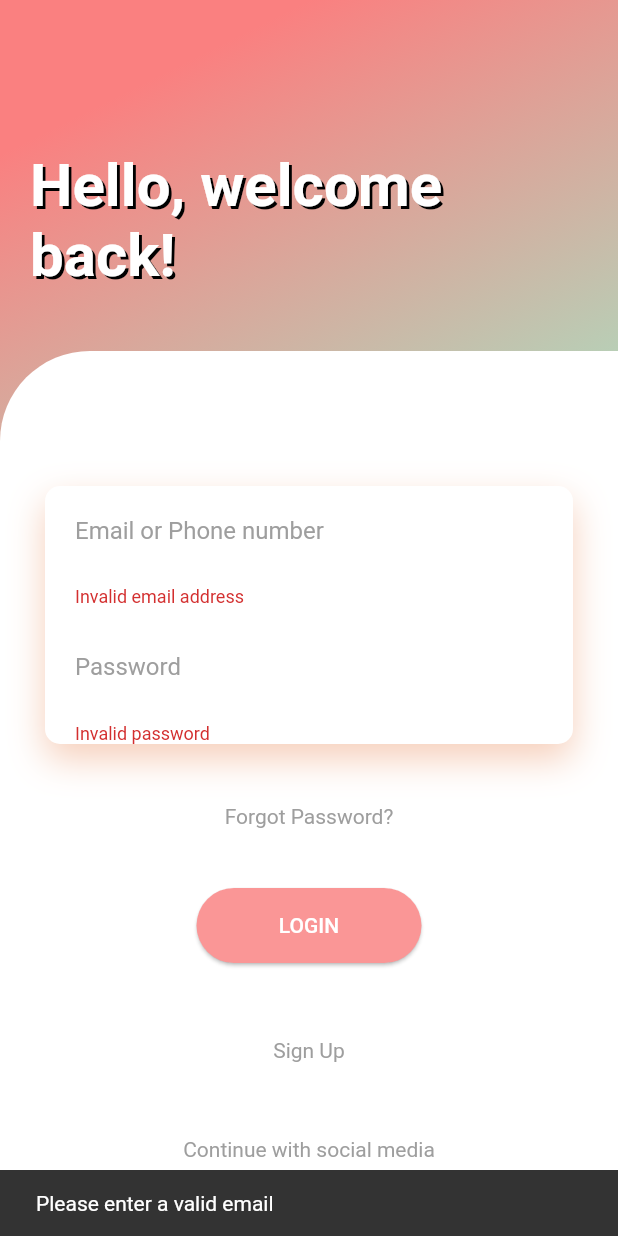
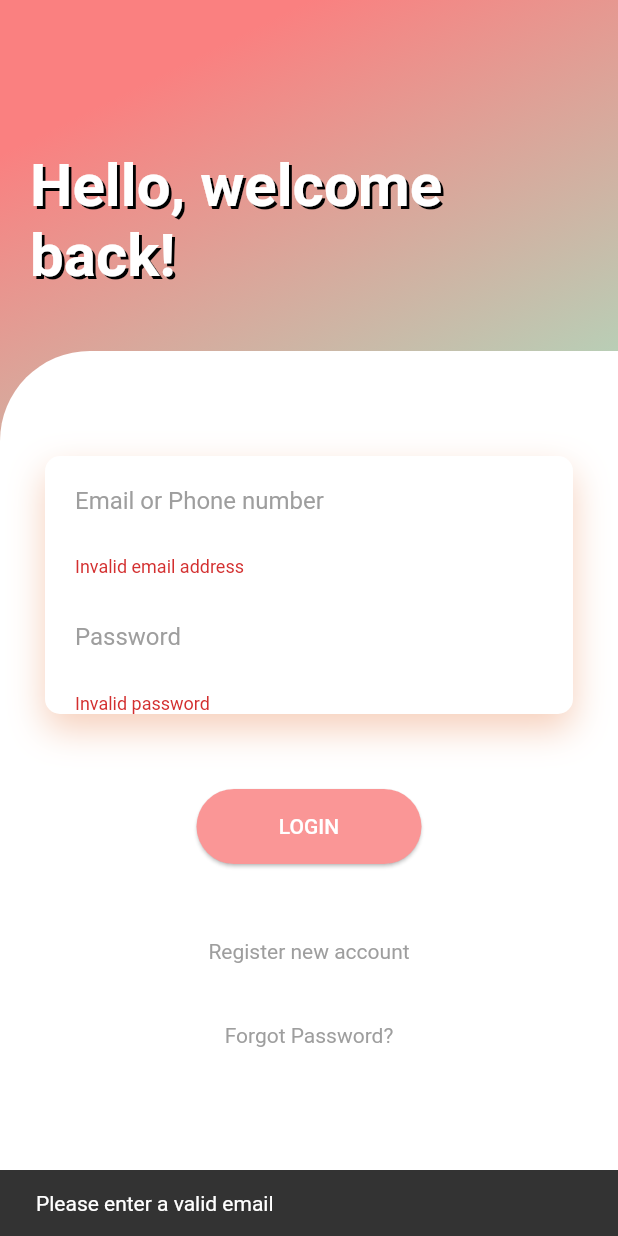
Before and after one commit to floyergilmour/dating_app, a Flutter app: the screen it shows after launch, after a tap on "LOGIN", on a phone screen of 412 x 824 dp. Run offline on Flutter 3.47's test engine with Material 2 defaults, Android fonts, the phone set to English and light mode, and no system bars; our stand-ins replace cloud_firestore, email_validator, firebase_auth; accounts and stored records are empty.

Commit message:
added signup functionality

```diff
--- a/lib/User/userState.dart
+++ b/lib/User/userState.dart
@@ -6,9 +6,11 @@ class UserState with ChangeNotifier {
   UserStatus _status = UserStatus.Uninitialized;
 
   UserStatus get status => _status;
+
   set setStatus(UserStatus s) {
+    if(s == UserStatus.UnAuthenticated){
+    }
     _status = s;
     notifyListeners();
   }
-
 }
--- /dev/null
+++ b/lib/components/formState.dart
@@ -0,0 +1,18 @@
+import 'package:flutter/material.dart';
+import 'package:flutter/foundation.dart';
+
+enum FormType {
+  login,
+  register,
+}
+
+class FormStatus extends ChangeNotifier{
+  FormType _formType = FormType.login;
+
+  FormType get formType => _formType;
+
+  set setFormType(FormType f) {
+    _formType = f;
+    notifyListeners();
+  }
+}
--- a/lib/components/profileBox.dart
+++ b/lib/components/profileBox.dart
@@ -51,6 +51,7 @@ class _ProfileBoxState extends State<ProfileBox> {
         )
     ).toList();
 
+
     return tagsList;
   }
 
@@ -58,12 +59,12 @@ class _ProfileBoxState extends State<ProfileBox> {
     return Row(
       children: [
         Text(
-          user.firstName,
+          user.firstName ?? '',
           style: TextStyle(fontWeight: FontWeight.w700, fontSize: 30),
         ),
         SizedBox(width: 10),
         Text(
-          user.age.toString(),
+          user.age == null ? '' : user.age.toString(),
           style: TextStyle(fontSize: 30),
         )
       ],
--- a/lib/main.dart
+++ b/lib/main.dart
@@ -6,7 +6,7 @@ import 'package:school_app/pages/splash.dart';
 import 'package:school_app/start_page.dart';
 import 'package:school_app/components/bottomNavigationBarProvider.dart';
 import 'package:school_app/User/auth.dart';
-
+import 'package:school_app/components/formState.dart';
 import 'User/user.dart';
 
 void main() {
@@ -30,6 +30,7 @@ class SchoolApp extends StatelessWidget {
               ChangeNotifierProvider(create: (_) => Auth()),
               ChangeNotifierProvider(create: (_) => UserState()),
               ChangeNotifierProvider(create: (_) => User()),
+              ChangeNotifierProvider(create: (_) => FormStatus()),
             ],
             child: HomePage(),
           )
--- a/lib/pages/loginScreen.dart
+++ b/lib/pages/loginScreen.dart
@@ -5,29 +5,32 @@ import 'package:school_app/User/userState.dart';
 import 'package:provider/provider.dart';
 import 'package:flutter/foundation.dart';
 import 'package:school_app/User/auth.dart';
-import 'package:school_app/pages/signUpScreen.dart';
-
-enum FormType {
-  login,
-  register,
-}
+import 'package:school_app/components/formState.dart';
 
 class LoginScreen extends StatelessWidget with ChangeNotifier {
   String _email, _password;
-  FormType _formType = FormType.login;
   final GlobalKey<FormState> _formKey = GlobalKey<FormState>();
-
-  //final FirebaseAuth _auth = FirebaseAuth.instance;
 
   @override
   Widget build(BuildContext context) {
+
     UserState _userState = Provider.of<UserState>(context);
     Auth _auth = Provider.of<Auth>(context);
     User _user = Provider.of<User>(context);
+    FormStatus _formState = Provider.of<FormStatus>(context);
+
+    void _moveToLogin({bool resetForm:true}) {
+      resetForm ? _formKey.currentState.reset() : null;
+      _formState.setFormType = FormType.login;
+    }
+
+    void _moveToRegister() {
+      _formKey.currentState.reset();
+      _formState.setFormType = FormType.register;
+    }
 
     String _pwrValidator(password) {
-      Pattern pattern =
-          r'^(?=.*[0-9]+.*)(?=.*[a-zA-Z]+.*)[0-9a-zA-Z]{6,}$';
+      Pattern pattern = r'^(?=.*[0-9]+.*)(?=.*[a-zA-Z]+.*)[0-9a-zA-Z]{6,}$';
       RegExp regex = new RegExp(pattern);
       if (!regex.hasMatch(password))
         return 'Invalid password';
@@ -35,21 +38,42 @@ class LoginScreen extends StatelessWidget with ChangeNotifier {
         return null;
     }
 
-    List<Widget> _buildTexInputs(){
-      return [
+    void _login(e, p) async {
+      String returnedUserId = await _auth.signInWithEmailAndPassword(e, p);
+      if (returnedUserId.isNotEmpty) {
+        _userState.setStatus = UserStatus.Authenticated;
+        await _user.setUserSuccessful(returnedUserId);
+        notifyListeners();
+      }
+    }
+
+    Container _buildTexInputs() {
+      return Container(
+          decoration: BoxDecoration(
+              color: Colors.white,
+              borderRadius: BorderRadius.circular(10),
+              boxShadow: [
+                BoxShadow(
+                    color: Color.fromRGBO(225, 95, 27, .3),
+                    blurRadius: 20,
+                    offset: Offset(0, 10))
+              ]),
+          child: Column(children: <Widget>[
+            Form(
+              key: _formKey,
+              child: Column(
+                children: [
                   TextFormField(
                     decoration: InputDecoration(
                       contentPadding: EdgeInsets.all(20.0),
                       hintText: "Email or Phone number",
                       border: InputBorder.none,
-            hintStyle:
-            TextStyle(color: Colors.grey),
+                      hintStyle: TextStyle(color: Colors.grey),
                     ),
-          validator: (email) =>
-          EmailValidator.validate(email)
+                    validator: (email) => EmailValidator.validate(email)
                         ? null
                         : "Invalid email address",
-          onSaved: (email) => _email = email,
+                    onSaved: (email) => _email = email.trim(),
                   ),
                   SizedBox(
                     height: 10,
@@ -58,42 +82,29 @@ class LoginScreen extends StatelessWidget with ChangeNotifier {
                     obscureText: true,
                     decoration: InputDecoration(
                       hintText: "Password",
-            hintStyle:
-            TextStyle(color: Colors.grey),
+                      hintStyle: TextStyle(color: Colors.grey),
                       border: InputBorder.none,
                       contentPadding: EdgeInsets.all(20.0),
                     ),
-          onSaved: (password) =>
-          _password = password,
+                    onSaved: (password) => _password = password,
                     validator: _pwrValidator,
-        )
-      ];
+                  ),
+                ],
+              ),
+            ),
+          ]));
     }
 
-
-
-    Future<void> _signUp() async {
-      Navigator.push(
-        context,
-        MaterialPageRoute(builder: (context) => SignUpScreen()),
-      );
-    }
-
-    void _moveToRegister(){
-      _formType = FormType.register;
-    }
-
-      Future<void> signIn(BuildContext context) async {
+    Future<void> _validateAndSubmit(BuildContext context) async {
       final formState = _formKey.currentState;
       if (formState.validate()) {
         formState.save();
         try {
-          String returnedUserId =
-              await _auth.signInWithEmailAndPassword(_email, _password);
-          if (returnedUserId.isNotEmpty) {
-            _userState.setStatus = UserStatus.Authenticated;
-            await _user.setUserSuccessful(returnedUserId);
-            notifyListeners();
+          if (_formState.formType == FormType.login) {
+            _login(_email, _password);
+          } else {
+            String newUserId = await _auth.createUserWithEmailAndPassword(_email, _password);
+            _moveToLogin(resetForm: false);
           }
         } catch (error) {
           Scaffold.of(context).showSnackBar(
@@ -108,15 +119,64 @@ class LoginScreen extends StatelessWidget with ChangeNotifier {
       }
     }
 
+    Widget _buildSubmitButtons() {
+      return Column(children: [
+        Builder(
+          builder: (context) => ButtonTheme(
+            height: 50,
+            minWidth: 150,
+            child: RaisedButton(
+              elevation: 1,
+              shape: RoundedRectangleBorder(
+                borderRadius: BorderRadius.circular(50.0),
+              ),
+              onPressed: () => _validateAndSubmit(context),
+              color: Color.fromRGBO(250, 150, 150, 1),
+              textColor: Colors.white,
+              child: _formState.formType == FormType.login
+                  ? Text(
+                      "LOGIN",
+                      style: TextStyle(fontSize: 14),
+                    )
+                  : Text(
+                      "REGISTER",
+                      style: TextStyle(fontSize: 14),
+                    ),
+            ),
+          ),
+        ),
+        SizedBox(
+          height: 50,
+        ),
+        InkWell(
+          splashColor: Colors.yellow,
+          hoverColor: Colors.red,
+          highlightColor: Colors.blue,
+          child: _formState.formType == FormType.login
+              ? Text("Register new account",
+                  style: TextStyle(color: Colors.grey))
+              : Text("Login", style: TextStyle(color: Colors.grey)),
+          onTap: () {
+            _formState.formType == FormType.login
+                ? _moveToRegister()
+                : _moveToLogin(resetForm: true);
+          },
+        )
+      ]);
+    }
+
     return Scaffold(
       body: Container(
         width: double.infinity,
         decoration: BoxDecoration(
-            gradient: LinearGradient(begin: Alignment.topCenter, colors: [
-          // https://colorsinspo.com/
+          gradient: LinearGradient(
+            begin: Alignment.topCenter,
+            colors: [
               Color.fromRGBO(250, 128, 128, 1),
               Color.fromRGBO(150, 247, 210, 1),
-        ])),
+            ],
+          ),
+        ),
         child: Column(
           crossAxisAlignment: CrossAxisAlignment.start,
           children: <Widget>[
@@ -161,75 +221,19 @@ class LoginScreen extends StatelessWidget with ChangeNotifier {
                     child: Column(
                       children: <Widget>[
                         SizedBox(
-                          height: 60,
+                          height: 40,
                         ),
-                        Container(
-                            decoration: BoxDecoration(
-                                color: Colors.white,
-                                borderRadius: BorderRadius.circular(10),
-                                boxShadow: [
-                                  BoxShadow(
-                                      color: Color.fromRGBO(225, 95, 27, .3),
-                                      blurRadius: 20,
-                                      offset: Offset(0, 10))
-                                ]),
-                            child: Column(
-                              children: <Widget>[
-                                Form(
-                                    key: _formKey,
-                                    child: Column(children: _buildTexInputs(),
-                                    )),
-                              ],
-                            )),
+                        _buildTexInputs(),
+                        SizedBox(
+                          height: 50,
+                        ),
+                        _buildSubmitButtons(),
                         SizedBox(
                           height: 40,
                         ),
                         Text(
                           "Forgot Password?",
                           style: TextStyle(color: Colors.grey),
-                        ),
-                        SizedBox(
-                          height: 40,
-                        ),
-                        //user.status == UserStatus.Authenticating
-                        //    ? Center(child: CircularProgressIndicator()):
-                        Builder(
-                          builder: (context) => ButtonTheme(
-                            height: 50,
-                            minWidth: 150,
-                            child: RaisedButton(
-                              elevation: 1,
-                              shape: RoundedRectangleBorder(
-                                borderRadius: BorderRadius.circular(50.0),
-                              ),
-                              onPressed: () => signIn(context),
-                              color: Color.fromRGBO(250, 150, 150, 1),
-                              textColor: Colors.white,
-                              child: Text(
-                                "LOGIN",
-                                style: TextStyle(fontSize: 14),
-                              ),
-                            ),
-                          ),
-                        ),
-                        SizedBox(
-                          height: 50,
-                        ),
-                        InkWell(
-                          splashColor: Colors.yellow,
-                          hoverColor: Colors.red,
-                          highlightColor: Colors.blue,
-                          child: Text("Sign Up",
-                              style: TextStyle(color: Colors.grey)),
-                          onTap: _moveToRegister,
-                        ),
-                        SizedBox(
-                          height: 50,
-                        ),
-                        Text("Continue with social media",
-                            style: TextStyle(color: Colors.grey)),
-                        SizedBox(
-                          height: 50,
                         ),
                         //socialMediaButtons()
                       ],
```
Also changed, not shown: lib/User/user.dart (+20 -1 lines), lib/pages/home.dart (deleted, +0 -20 lines). Lines whose indentation alone changed are shown as unchanged.
